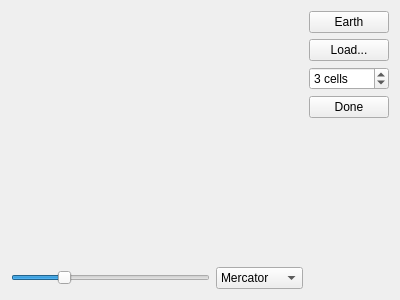
Above: climate.ui from tps12/Tec-Nine before the change. Below: the same form after it.
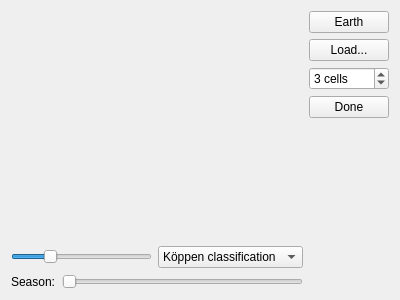
That is the form after the change.

Commit message: Switch Climate demo to hex grid

Patch:
```diff
--- a/climate.ui
+++ b/climate.ui
@@ -16,6 +16,9 @@
   <layout class="QHBoxLayout" name="horizontalLayout">
    <item>
     <layout class="QVBoxLayout" name="verticalLayout_2">
+     <property name="bottomMargin">
+      <number>0</number>
+     </property>
      <item>
       <widget class="QWidget" name="content" native="true">
        <property name="sizePolicy">
@@ -69,7 +72,7 @@
          </property>
          <item>
           <property name="text">
-           <string>Mercator</string>
+           <string>Köppen classification</string>
           </property>
          </item>
          <item>
@@ -82,6 +85,35 @@
            <string>Flat</string>
           </property>
          </item>
+         <item>
+          <property name="text">
+           <string>Temperature</string>
+          </property>
+         </item>
+        </widget>
+       </item>
+      </layout>
+     </item>
+     <item>
+      <layout class="QHBoxLayout" name="horizontalLayout_2">
+       <property name="bottomMargin">
+        <number>0</number>
+       </property>
+       <item>
+        <widget class="QLabel" name="label">
+         <property name="text">
+          <string>Season:</string>
+         </property>
+        </widget>
+       </item>
+       <item>
+        <widget class="QSlider" name="season">
+         <property name="enabled">
+          <bool>false</bool>
+         </property>
+         <property name="orientation">
+          <enum>Qt::Horizontal</enum>
+         </property>
         </widget>
        </item>
       </layout>
```
Left out of the diff: 6 changed lines with no effect on the pictures. The commit also changes 3 other files.
